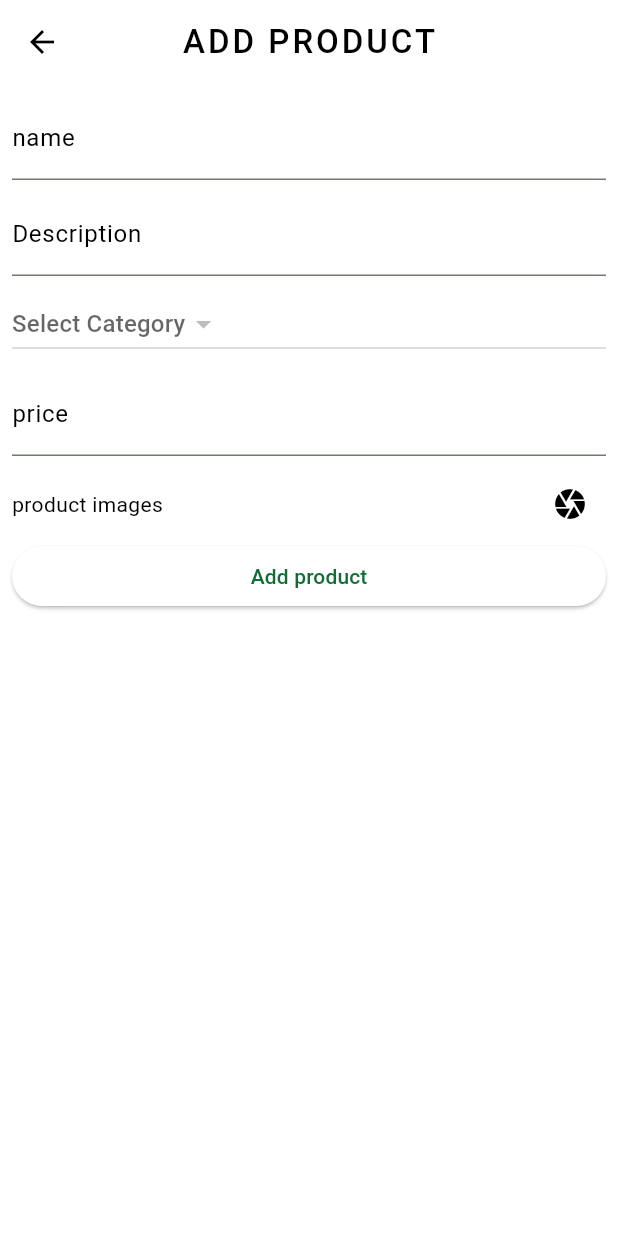
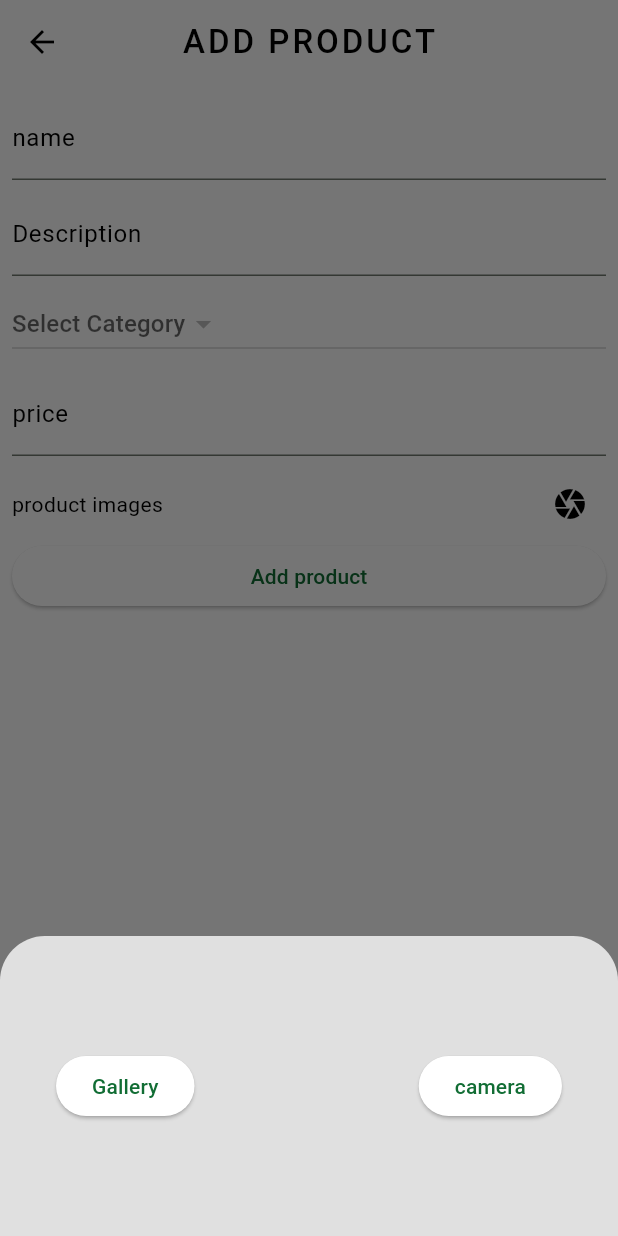
Before and after one commit to ax-stalker/nirvana, a Flutter app: the createProduct screen opened directly with empty values, after a tap on the "camera" icon, on a phone screen of 412 x 824 dp. Run offline on Flutter 3.47's test engine with Material 3 defaults, Android fonts, the phone set to English and light mode, and no system bars; our stand-ins replace cached_network_image, cloud_firestore, dropdown_search, file_picker, firebase_auth, firebase_core and 6 more; accounts and stored records are empty; network calls fail.

```diff
--- a/lib/business/pages/add_product_page.dart
+++ b/lib/business/pages/add_product_page.dart
@@ -3,6 +3,7 @@ import 'package:cloud_firestore/cloud_firestore.dart';
 import 'package:flutter/material.dart';
 import 'package:get/get.dart';
 import 'package:image_picker/image_picker.dart';
+import 'package:nirvana/business/models/product.dart';
 import 'package:nirvana/business/models/product_controller.dart';
 
 import '../widgets/my_text_form_field.dart';
@@ -21,6 +22,7 @@ class createProduct extends StatefulWidget {
 class _createProductState extends State<createProduct> {
 
   final prd = Get.put(ProductController());
+  MyProduct product = MyProduct();
 
     final _formKey = GlobalKey<FormState>();
 
@@ -68,15 +70,21 @@ class _createProductState extends State<createProduct> {
                     mainAxisAlignment: MainAxisAlignment.spaceBetween,
                     children: [
                       const Text("product images"),
-                      IconButton(onPressed: selectImages
+                      IconButton(onPressed: (){displayBottomSheet(context);}
                         //   select image from gallery or take one from camera and store in a variable
                       , icon:const  Icon(Icons.camera))
                     ],
                   ),
 
                   ElevatedButton(onPressed:(){
-                        if (prd.uploading) const CircularProgressIndicator();
-                    prd.uploadprd(businessreference);
+                    product.name = prd.nameController.text;
+                    product.category = prd.categoryController;
+                    product.description = prd.descriptionController.text;
+                    product.id = businessreference;
+                    product.price = prd.priceController.text;
+                    product.uploadProductData();
+
+
                     Navigator.pop(context);
                     },         //   function to show the details entered by user and save them
                     child:const Text("Add product"),
@@ -90,11 +98,52 @@ class _createProductState extends State<createProduct> {
     );
   }
 
-void selectImages()async {
-  ImagePicker  imagePicker = ImagePicker();
-   prd.selectedImages = await imagePicker.pickMultiImage();
+// void selectImages()async {
+//   ImagePicker  imagePicker = ImagePicker();
+//    prd.selectedImages = await imagePicker.pickMultiImage();
 
 
+// }
+
+final picker = ImagePicker();
+
+//Image Picker function to get image from gallery
+Future getImageFromGallery() async {
+  final pickedFile = await picker.pickImage(source: ImageSource.gallery);
+
+    if (pickedFile != null) {
+      product.image = File(pickedFile.path);
+    }
+}
+
+//Image Picker function to get image from camera
+Future getImageFromCamera() async {
+  final pickedFile = await picker.pickImage(source: ImageSource.camera);
+
+   if (pickedFile != null) {
+      product.image = File(pickedFile.path);
+    }
+}
+Future displayBottomSheet(BuildContext context){
+  return showModalBottomSheet(
+    context: context,
+    backgroundColor: Colors.grey[300],
+    shape: const RoundedRectangleBorder(borderRadius: BorderRadius.vertical(top: Radius.circular(30))),
+    builder: (context) => SizedBox(
+      height: 200,
+
+      child:  Row(
+        mainAxisAlignment: MainAxisAlignment.spaceAround,
+        children: [
+          ElevatedButton(onPressed: getImageFromGallery, child:const Text("Gallery"), ),
+          const SizedBox(height: 20,),
+          ElevatedButton(onPressed: getImageFromCamera, child:const Text("camera"),)
+
+
+        ],
+      ),
+    )
+    );
 }
 
 }
```
Also changed, not shown: lib/business/models/product.dart (+59 -20 lines), lib/business/pages/business_home_page.dart (+123 -41 lines).
